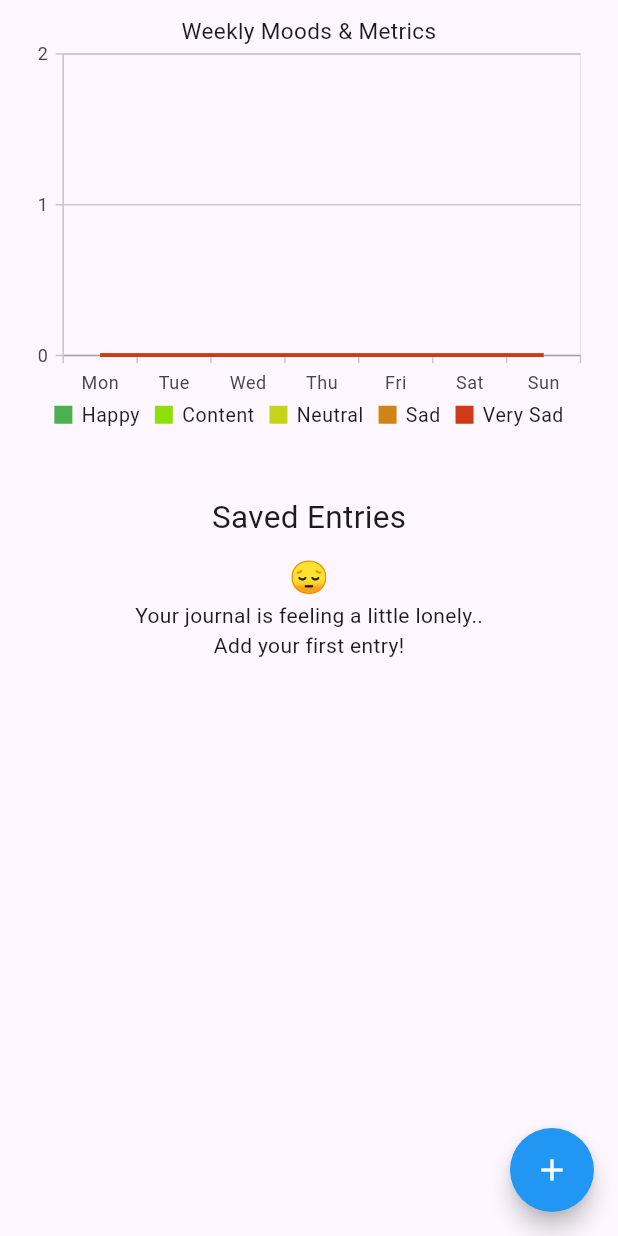
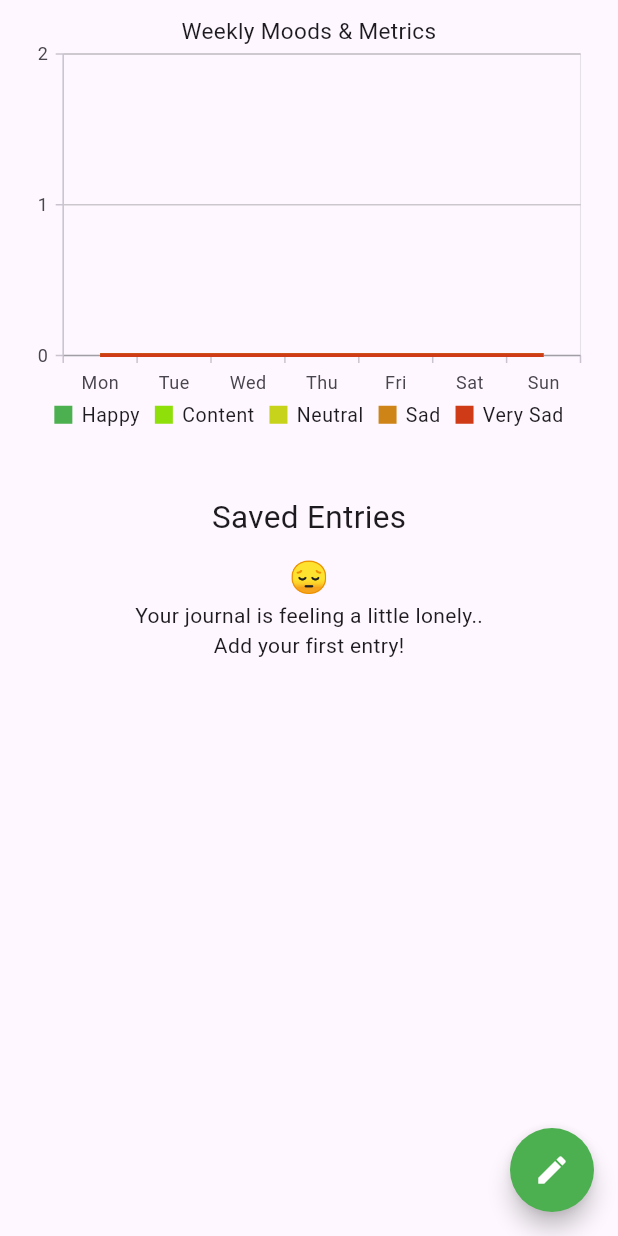
Before and after one commit to gianworks/emotiary, a Flutter app: the screen it shows after launch, on a phone screen of 412 x 824 dp. Run offline on Flutter 3.47's test engine with Material 3 defaults, Android fonts, the phone set to English and light mode, and no system bars; our stand-ins replace shared_preferences, syncfusion_flutter_charts.

Commit message:
Update FloatingActionButton color to green and change icon to edit

```diff
--- a/lib/Screens/home_screen.dart
+++ b/lib/Screens/home_screen.dart
@@ -166,9 +166,9 @@ class _HomeScreenState extends State<HomeScreen> {
     return Scaffold(
       floatingActionButton: FloatingActionButton(
         onPressed: _goToNewEntry,
-        backgroundColor: Colors.blue,
+        backgroundColor: Colors.green,
         shape: RoundedRectangleBorder(borderRadius: BorderRadius.circular(30)),
-        child: Icon(Icons.add, color: Colors.white)
+        child: Icon(Icons.edit, color: Colors.white)
       ),
       body: ListView(
         children: [
```
